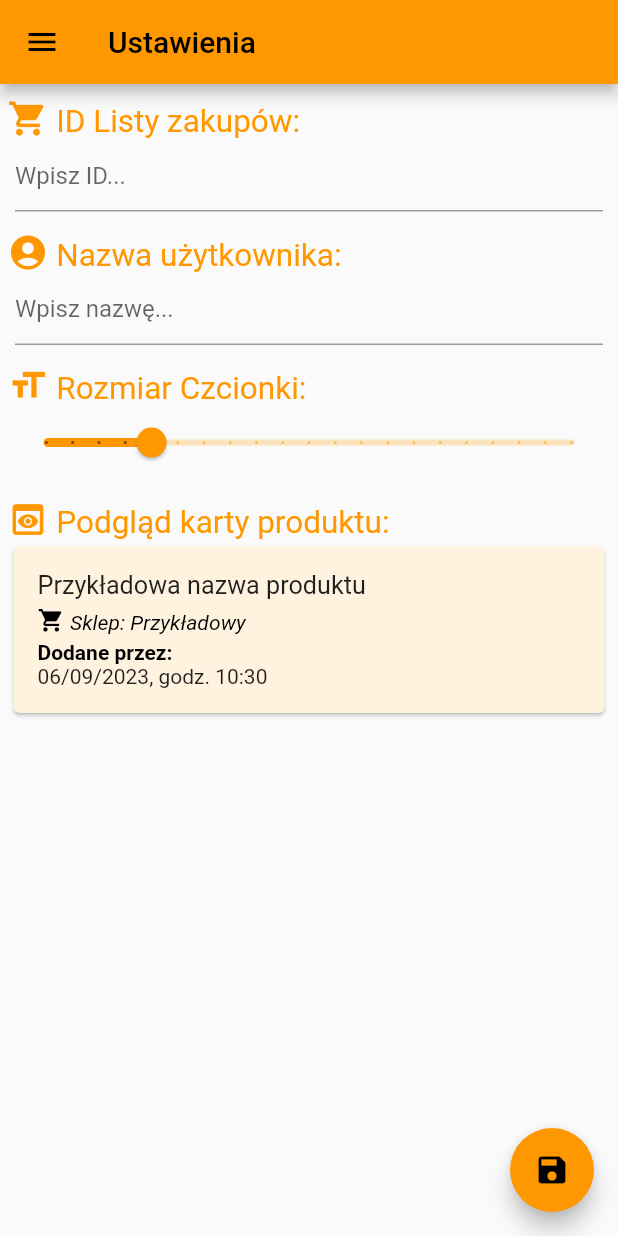
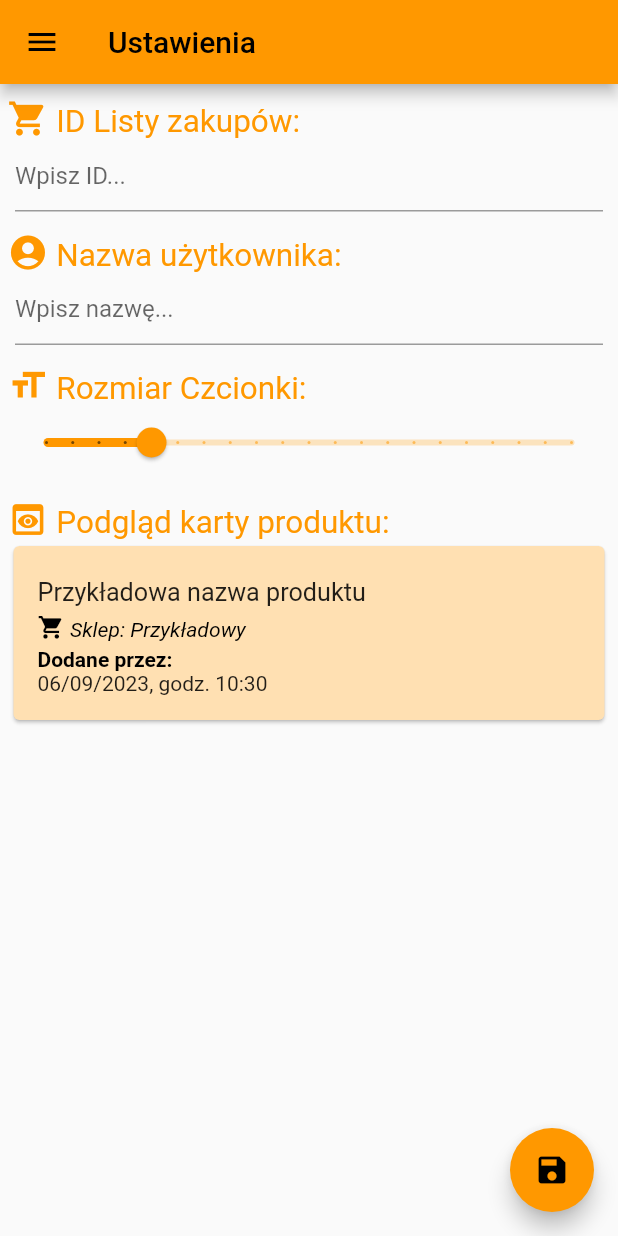
Before and after one commit to maciejors/zakupyapp1, a Flutter app: the SettingsScreen screen opened by its route, on a phone screen of 412 x 824 dp. Run offline on Flutter 3.47's test engine with Material 2 defaults, Android fonts, the light colour scheme and no system bars; our stand-ins replace firebase_core, firebase_database, firebase_storage, package_info_plus, shared_preferences; missing offline and left inert: firebase_app_check; accounts and stored records are empty.

Commit message:
add buy declaration feature

```diff
--- a/lib/core/product.dart
+++ b/lib/core/product.dart
@@ -1,6 +1,6 @@
 import 'package:zakupyapp/core/deadline.dart';
 
-/// Represents a product from a
+/// Represents a product from a shopping list
 class Product {
   static List<String> allAvailableShops = [
     'Biedronka',
@@ -16,6 +16,7 @@ class Product {
 
   final String? shop;
   final Deadline? deadline;
+  final String? buyer;
 
   Product(
       {required this.id,
@@ -23,7 +24,8 @@ class Product {
       required this.dateAdded,
       required this.whoAdded,
       this.shop,
-      this.deadline}) {
+      this.deadline,
+      this.buyer}) {
     // adding custom shops
     if (shop != null &&
         !allAvailableShops.contains(shop) &&
@@ -46,6 +48,9 @@ class Product {
     if (deadline != null) {
       result['deadline'] = deadline.toString();
     }
+    if (buyer != null) {
+      result['buyer'] = buyer!;
+    }
     return result;
   }
 
--- a/lib/screens/settings.dart
+++ b/lib/screens/settings.dart
@@ -15,7 +15,7 @@ class SettingsScreen extends StatefulWidget {
 
 class _SettingsScreenState extends State<SettingsScreen> {
   String shoppingListId = SM.getShoppingListId();
-  String username = SM.getUserName();
+  String username = SM.getUsername();
   double mainFontSize = SM.getMainFontSize();
 
   @override
@@ -57,7 +57,7 @@ class _SettingsScreenState extends State<SettingsScreen> {
           Padding(
             padding: const EdgeInsets.only(left: 5, right: 5),
             child: TextFormField(
-              initialValue: SM.getUserName(),
+              initialValue: SM.getUsername(),
               decoration: InputDecoration(hintText: 'Wpisz nazwę...'),
               onChanged: (newValue) {
                 setState(() {
@@ -102,7 +102,9 @@ class _SettingsScreenState extends State<SettingsScreen> {
             ),
             editFunc: () {},
             deleteFunc: () {},
+            addBuyerFunc: () {},
             mainFontSize: mainFontSize,
+            username: '',
           ),
         ],
       ),
--- a/lib/storage/storage_manager.dart
+++ b/lib/storage/storage_manager.dart
@@ -26,7 +26,7 @@ class SM {
     _storage.setDouble('mainFontSize', mainFontSize);
   }
 
-  static String getUserName() {
+  static String getUsername() {
     return _storage.getString('username') ?? 'Użytkownik bez nazwy';
   }
 
--- a/lib/widgets/product_card.dart
+++ b/lib/widgets/product_card.dart
@@ -11,6 +11,9 @@ class ProductCard extends StatelessWidget {
 
   final VoidCallback editFunc;
   final VoidCallback deleteFunc;
+  final VoidCallback addBuyerFunc;
+
+  final String username;
 
   final double? mainFontSize;
 
@@ -19,7 +22,9 @@ class ProductCard extends StatelessWidget {
       required this.product,
       required this.editFunc,
       required this.deleteFunc,
-      this.mainFontSize})
+      required this.addBuyerFunc,
+      this.mainFontSize,
+      required this.username})
       : super(key: key);
 
   /// Forms a nice looking text with icon informing about the
@@ -60,15 +65,33 @@ class ProductCard extends StatelessWidget {
   Widget build(BuildContext context) {
     double mainFontSize = this.mainFontSize ?? SM.getMainFontSize();
     return Card(
-      color: Colors.orange[50],
+      color: product.buyer == null
+          ? Colors.orange[100]
+          : product.buyer == username
+              ? Colors.orange[300]
+              : Colors.orange[50],
       child: InkWell(
         onTap: deleteFunc,
-        onDoubleTap: editFunc,
+        onDoubleTap: addBuyerFunc,
+        onLongPress: editFunc,
         child: Padding(
           padding: const EdgeInsets.all(16),
           child: Column(
             crossAxisAlignment: CrossAxisAlignment.start,
             children: <Widget>[
+              Visibility(
+                visible: product.buyer != null,
+                child: SimpleTextWithIcon(
+                  text: product.buyer == username
+                      ? 'Zadeklarowałeś kupno'
+                      : '${product.buyer} kupi to',
+                  iconData: Icons.shopping_cart_checkout,
+                  color: Colors.black,
+                  size: mainFontSize * 1.3,
+                  fontWeight: FontWeight.bold,
+                ),
+              ),
+              SizedBox(height: mainFontSize / 3),
               Text(
                 product.name,
                 style: TextStyle(
--- a/lib/widgets/product_editor_dialog.dart
+++ b/lib/widgets/product_editor_dialog.dart
@@ -57,7 +57,7 @@ class _ProductEditorDialogState extends State<ProductEditorDialog> {
     var productData = {
       'name': _productName,
       'dateAdded': DateTime.now().toString(),
-      'whoAdded': SM.getUserName(),
+      'whoAdded': SM.getUsername(),
     };
     if (_shopSelection != '') {
       productData['shop'] =
--- a/lib/widgets/show_help.dart
+++ b/lib/widgets/show_help.dart
@@ -30,7 +30,7 @@ void showHelpDialog(BuildContext context) {
             TextSpan(text: ', kliknij w niego i przytrzymaj.$sep'),
             TextSpan(text: 'Aby '),
             TextSpan(
-              text: 'zadeklarować chęć kupna danego produktu',
+              text: 'dodać lub usunąć deklarację zamiaru kupna danego produktu',
               style: TextStyle(fontWeight: FontWeight.bold),
             ),
             TextSpan(text: ', kliknij w niego podwójnie.$sep'),
```
Also changed, not shown: lib/screens/home.dart (+29 -7 lines), lib/storage/database_manager.dart (+21 -7 lines).
